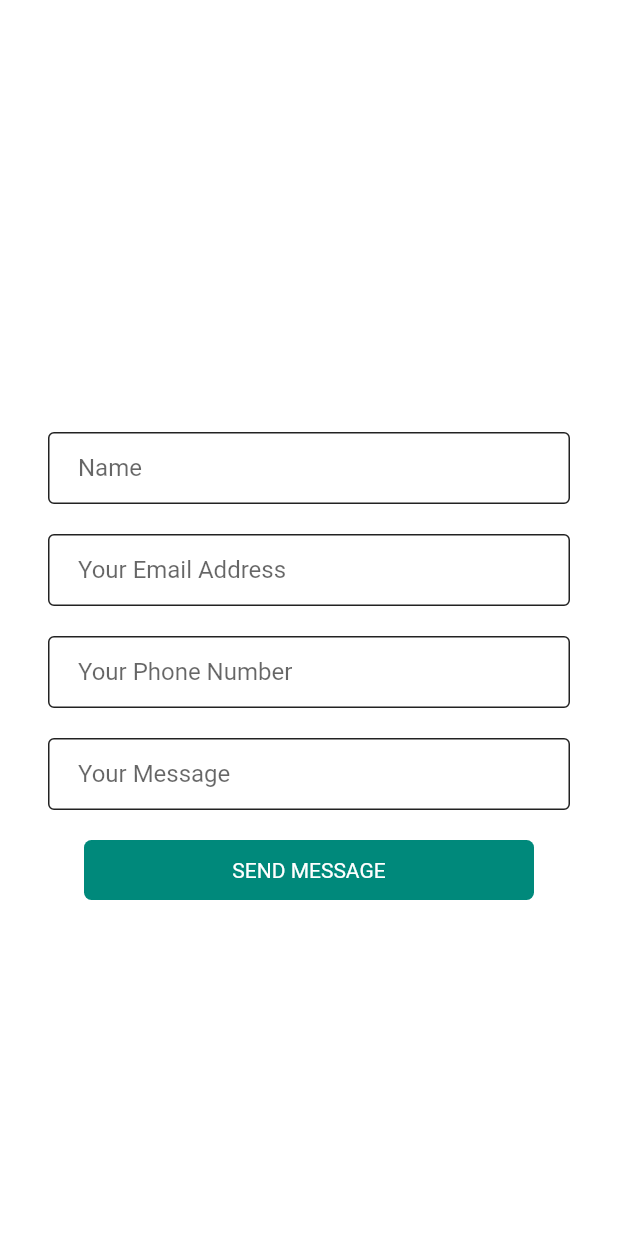
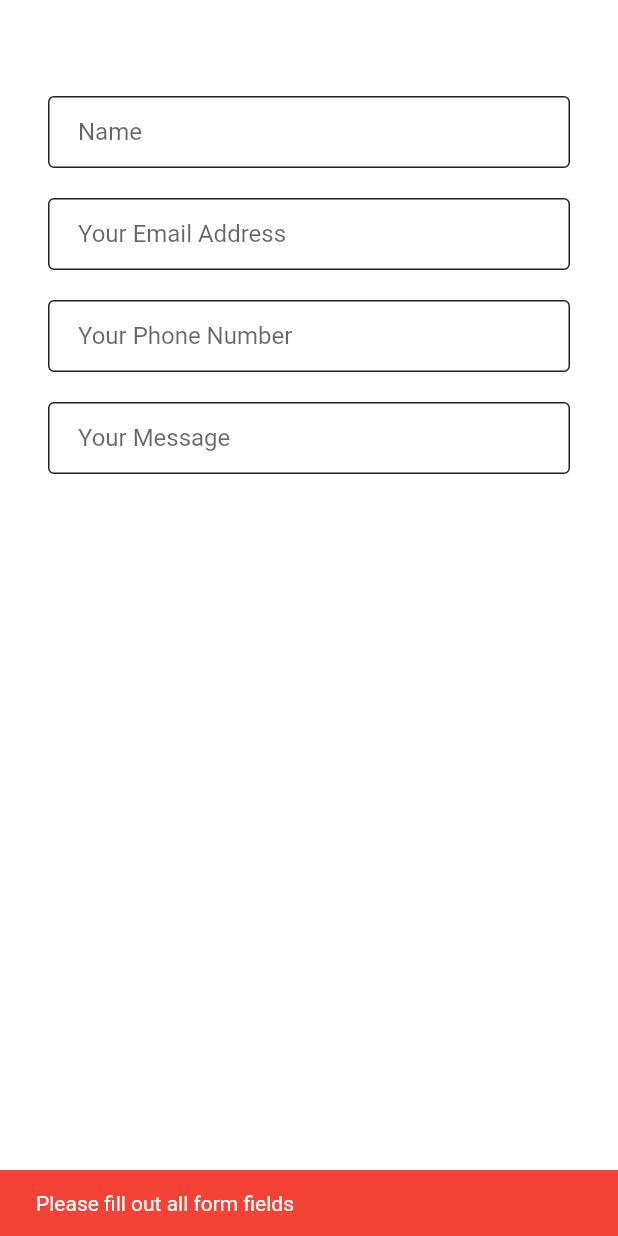
Before and after one commit to kallada2021/portifoliowebsite, a Flutter app: the MobileContactScreen screen opened by its route, after a tap on "SEND MESSAGE", on a phone screen of 412 x 824 dp. Run offline on Flutter 3.47's test engine with Material 2 defaults, Android fonts, the phone set to English and light mode, and no system bars; our stand-ins replace carousel_slider, email_validator, flutter_iconly; network calls fail.

Commit message:
Flutter code made more responsive

```diff
--- a/consulting_portfolio_website/lib/features/screens/contactus.dart
+++ b/consulting_portfolio_website/lib/features/screens/contactus.dart
@@ -68,8 +68,7 @@ class _ContactUsScreenState extends State<ContactUsScreen> {
     return Scaffold(
       backgroundColor: Colors.blue[50],
       appBar: customAppBar(context),
-      body: SafeArea(
-        child: SingleChildScrollView(
+      body: SingleChildScrollView(
         child: Center(
           child: Column(
             children: [
@@ -107,8 +106,8 @@ class _ContactUsScreenState extends State<ContactUsScreen> {
                               height: 10,
                             ),
                             Padding(
-                                padding: EdgeInsets.symmetric(
-                                    horizontal: formPadding),
+                              padding:
+                                  EdgeInsets.symmetric(horizontal: formPadding),
                               child: CustomTextField(
                                 controller: _nameController,
                                 hintText: "Name",
@@ -119,8 +118,8 @@ class _ContactUsScreenState extends State<ContactUsScreen> {
                               height: 15,
                             ),
                             Padding(
-                                padding: EdgeInsets.symmetric(
-                                    horizontal: formPadding),
+                              padding:
+                                  EdgeInsets.symmetric(horizontal: formPadding),
                               child: CustomTextField(
                                 controller: _emailController,
                                 hintText: "Email Address",
@@ -131,8 +130,8 @@ class _ContactUsScreenState extends State<ContactUsScreen> {
                               height: 15,
                             ),
                             Padding(
-                                padding: EdgeInsets.symmetric(
-                                    horizontal: formPadding),
+                              padding:
+                                  EdgeInsets.symmetric(horizontal: formPadding),
                               child: CustomTextField(
                                 controller: _phoneController,
                                 hintText: "Phone Number",
@@ -143,8 +142,8 @@ class _ContactUsScreenState extends State<ContactUsScreen> {
                               height: 15,
                             ),
                             Padding(
-                                padding: EdgeInsets.symmetric(
-                                    horizontal: formPadding),
+                              padding:
+                                  EdgeInsets.symmetric(horizontal: formPadding),
                               child: CustomTextField(
                                 controller: _messageController,
                                 hintText: "Your Message",
@@ -200,7 +199,6 @@ class _ContactUsScreenState extends State<ContactUsScreen> {
           ),
         ),
       ),
-      ),
     );
   }
 }
@@ -214,11 +212,14 @@ class MobileContactScreen extends StatefulWidget {
 }
 
 class _MobileContactScreenState extends State<MobileContactScreen> {
+  final _contactUsFormKey = GlobalKey<FormState>();
+
   final TextEditingController _emailController = TextEditingController();
   final TextEditingController _nameController = TextEditingController();
   final TextEditingController _messageController = TextEditingController();
   final TextEditingController _phoneController = TextEditingController();
   final ContactService contactService = ContactService();
+  bool isSending = false;
 
   @override
   void dispose() {
@@ -228,10 +229,29 @@ class _MobileContactScreenState extends State<MobileContactScreen> {
     _messageController.dispose();
   }
 
+  setTimerToHomePage() {
+    Timer(const Duration(seconds: 3), () async {
+      Navigator.of(context).pop();
+    });
+  }
+
+  void sendEmail() {
+    setState(() {
+      isSending = true;
+    });
+    contactService.sendEmailMessage(
+      context: context,
+      name: _nameController.text.trim(),
+      phoneNumber: _phoneController.text.trim(),
+      emailAddress: _emailController.text.trim(),
+      message: _messageController.text.trim(),
+    );
+  }
+
   @override
   Widget build(BuildContext context) {
     return Scaffold(
-        body: SafeArea(
+        body: SingleChildScrollView(
       child: Container(
         padding: const EdgeInsets.symmetric(horizontal: 32),
         width: double.infinity,
@@ -280,25 +300,35 @@ class _MobileContactScreenState extends State<MobileContactScreen> {
             InkWell(
               child: GestureDetector(
                 onTap: () {
-                  //TODO: implement contact us
-                  print("Contact");
+                  if (_nameController.text.isNotEmpty &&
+                      _emailController.text.isNotEmpty &&
+                      _messageController.text.isNotEmpty) {
+                    if (_contactUsFormKey.currentState!.validate()) {
+                      String email = _emailController.text;
+                      bool isValidEmail = EmailValidator.validate(email);
+                      if (!isValidEmail) {
+                        showSnackBar(
+                          context,
+                          "Please Enter a valid email",
+                          Colors.red,
+                        );
+                        return;
+                      }
+
+                      sendEmail();
+                      setTimerToHomePage();
+                    }
+                  } else {
+                    showSnackBar(
+                      context,
+                      "Please fill out all form fields",
+                      Colors.red,
+                    );
+                  }
                 },
-                child: Container(
-                  width: 300,
-                  padding: const EdgeInsets.symmetric(vertical: 12),
-                  alignment: Alignment.center,
-                  decoration: ShapeDecoration(
-                    color: GlobalVariables.kSecondaryColor,
-                    shape: const RoundedRectangleBorder(
-                      borderRadius: BorderRadius.all(
-                        Radius.circular(5),
-                      ),
-                    ),
-                  ),
                 child: const Text(
                   "SEND MESSAGE",
                   style: TextStyle(color: Colors.white),
-                  ),
                 ),
               ),
             ),
--- a/consulting_portfolio_website/lib/features/screens/projects_screen.dart
+++ b/consulting_portfolio_website/lib/features/screens/projects_screen.dart
@@ -6,6 +6,7 @@ import 'package:flutter/material.dart';
 
 import '../../constants/constants.dart';
 import '../../constants/global_variables.dart';
+import '../widgets/appdrawer.dart';
 import '../widgets/footer.dart';
 import 'contactus.dart';
 
@@ -21,6 +22,8 @@ class _ProjectsScreenState extends State<ProjectsScreen> {
   @override
   Widget build(BuildContext context) {
     return Scaffold(
+      drawer:
+          MediaQuery.of(context).size.width > 1000 ? null : const AppDrawer(),
       appBar: customAppBar(context),
       body: SingleChildScrollView(
         child: Column(
--- a/consulting_portfolio_website/lib/features/widgets/projectpage.dart
+++ b/consulting_portfolio_website/lib/features/widgets/projectpage.dart
@@ -41,7 +41,7 @@ class _ProjectState extends State<Project> {
                 child: isHovered
                     ? SizedBox(
                         height: 800,
-                        width: 800,
+                        width: MediaQuery.of(context).size.width * 0.65,
                         child: widget.imageURL != null
                             ? Image.network(widget.imageURL!)
                             : Container(),
```
Also changed, not shown: consulting_portfolio_website/lib/features/services/services_service.dart (renamed from consulting_portfolio_website/lib/features/services/solutuons_service.dart, +7 -7 lines), consulting_portfolio_website/lib/features/widgets/appdrawer.dart (+1 -15 lines). Lines whose indentation alone changed are shown as unchanged.
